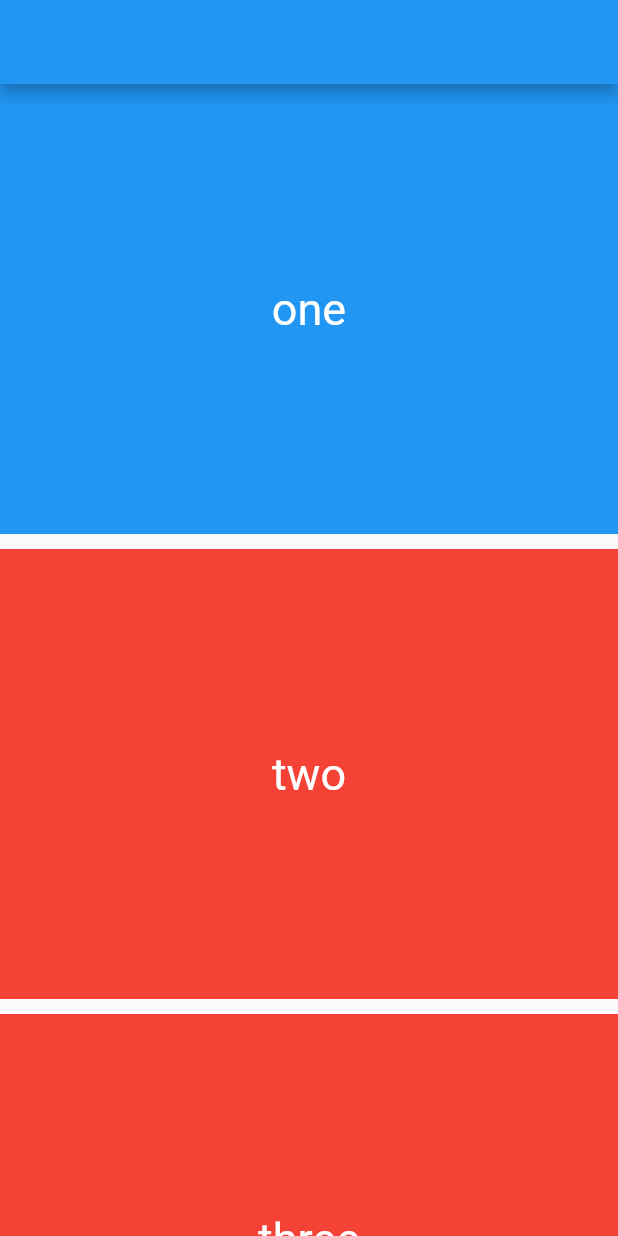
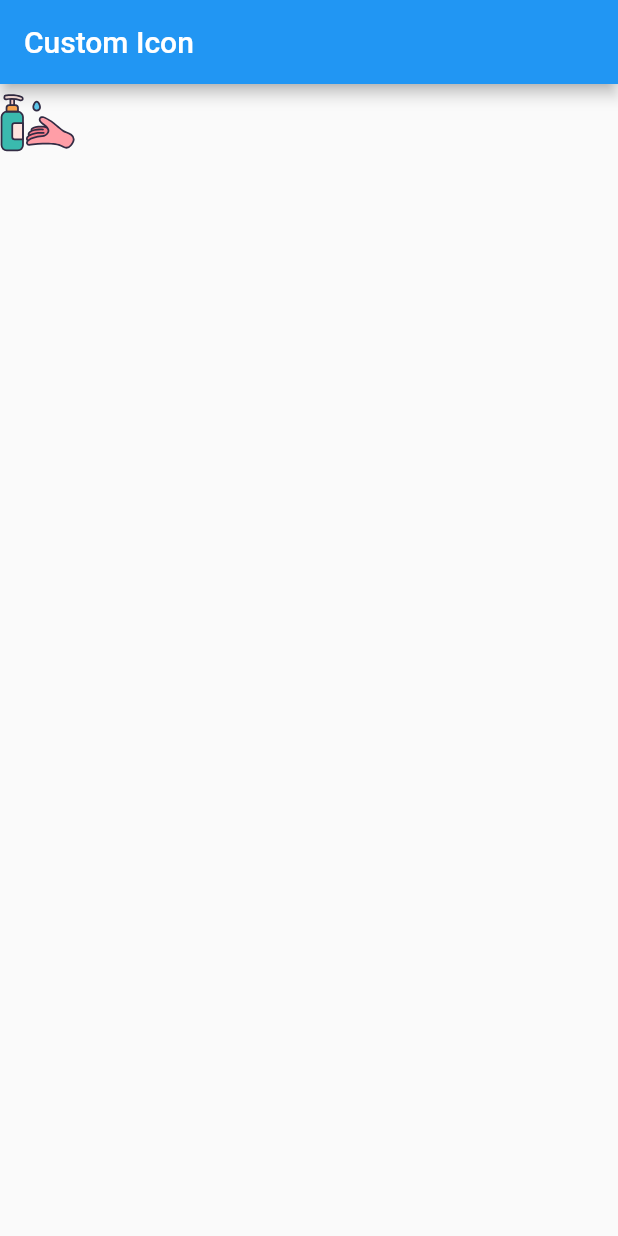
Before and after one commit to drunisa007/session3, a Flutter app: the screen it shows after launch, on a phone screen of 412 x 824 dp. Run offline on Flutter 3.47's test engine with Material 2 defaults, Android fonts, the phone set to English and light mode, and no system bars; our stand-ins replace flutter_svg.

Commit message:
finish custom icon

```diff
--- /dev/null
+++ b/lib/custom_icon.dart
@@ -0,0 +1,23 @@
+import 'package:flutter/material.dart';
+import 'package:flutter_svg/svg.dart';
+
+class CustomIcon extends StatelessWidget {
+  const CustomIcon({Key? key}) : super(key: key);
+
+  @override
+  Widget build(BuildContext context) {
+    return Scaffold(
+      appBar: AppBar(
+        title: const Text('Custom Icon'),
+      ),
+      body: SvgPicture.asset('assets/icons/water.svg',width: 50,height: 50,),
+    );
+  }
+}
+
+
+// const Icon(
+//         Icons.exit_to_app,
+//         size: 40,
+//         color: Colors.orange,
+//       ),
--- a/lib/main.dart
+++ b/lib/main.dart
@@ -1,8 +1,10 @@
 import 'package:flutter/material.dart';
-import 'package:session3/custom_images.dart';
-import 'package:session3/custom_listview.dart';
-import 'package:session3/custom_row.dart';
-import 'package:session3/custom_stack.dart';
+import 'package:session3/custom_icon.dart';
+//import 'package:session3/custom_gridview.dart';
+//import 'package:session3/custom_images.dart';
+//import 'package:session3/custom_listview.dart';
+//import 'package:session3/custom_row.dart';
+//import 'package:session3/custom_stack.dart';
 //import 'package:session3/custom_column.dart';
 //import 'package:session3/explain_state.dart';
 //import 'package:session3/home.dart';
@@ -20,7 +22,7 @@ class MyApp extends StatelessWidget{
   Widget build(BuildContext context) {
     return const MaterialApp(
       title: 'Session 3',
-      home: CustomListView(),
+      home: CustomIcon(),
     );
   }
 }
--- a/pubspec.yaml
+++ b/pubspec.yaml
@@ -34,6 +34,7 @@ dependencies:
   # The following adds the Cupertino Icons font to your application.
   # Use with the CupertinoIcons class for iOS style icons.
   cupertino_icons: ^1.0.2
+  flutter_svg: ^1.1.0
 
 dev_dependencies:
   flutter_test:
@@ -59,6 +60,7 @@ flutter:
 
   assets:
     - assets/images/pet.jpeg
+    - assets/icons/
 
 
   # An image asset can refer to one or more resolution-specific "variants", see
```
Also changed, not shown: lib/custom_gridview.dart (added, +81 -0 lines), assets/icons/water.svg (added), pubspec.lock.
